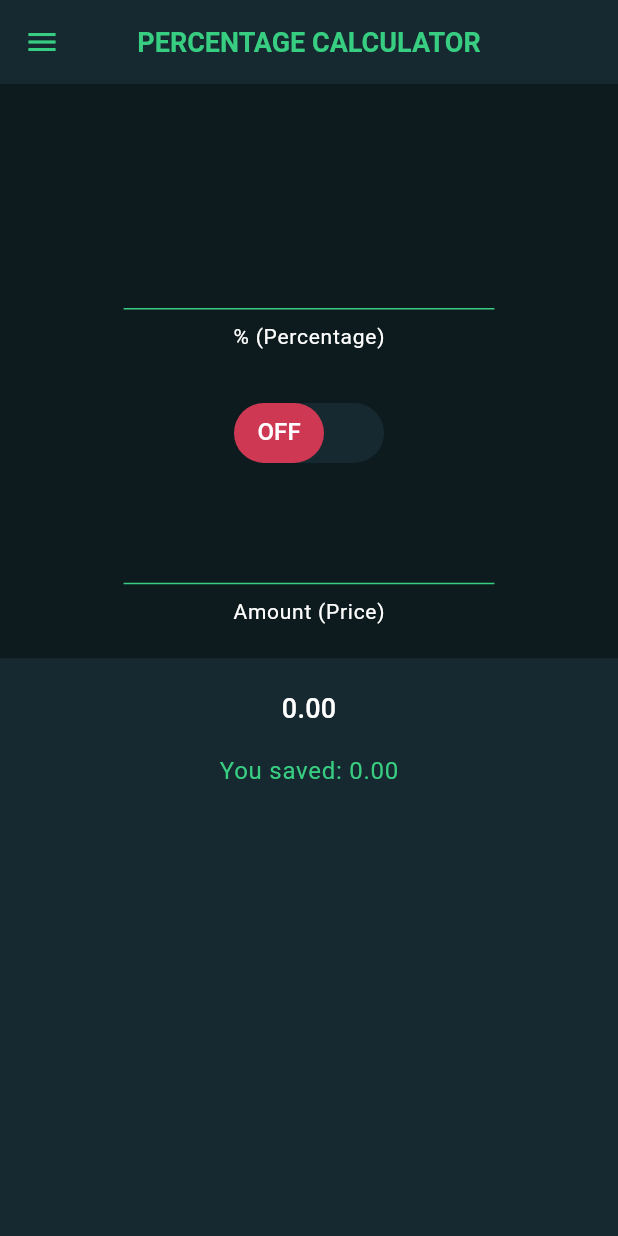
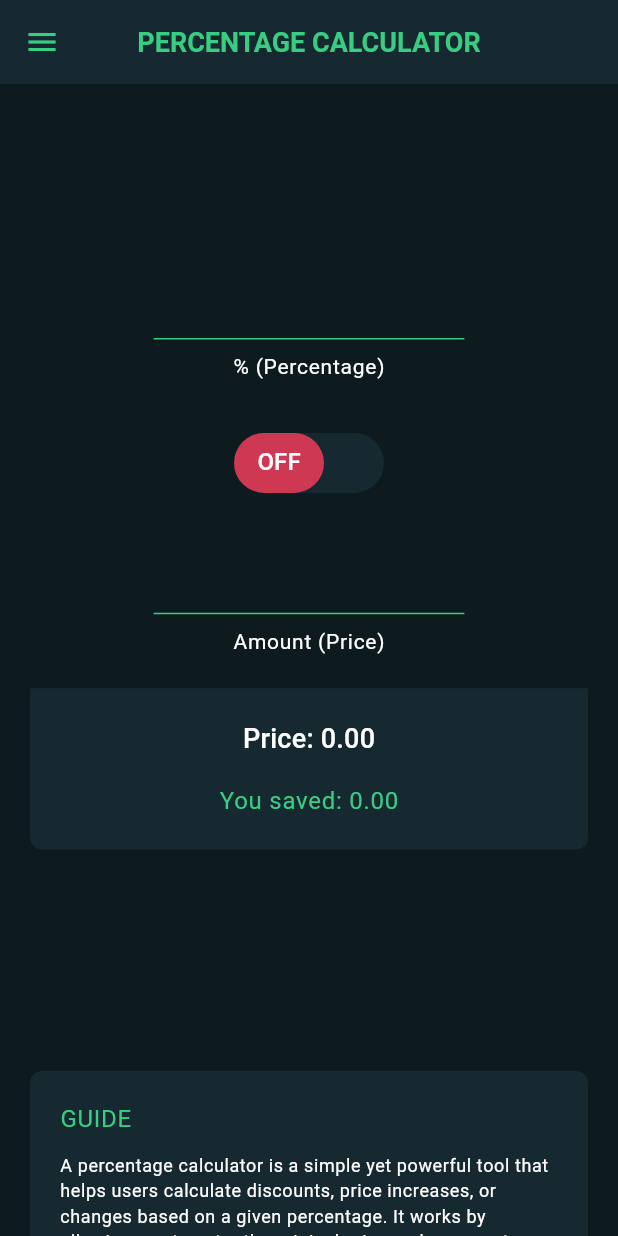
Before and after one commit to kei-2k3/tools-for-you, a Flutter app: the screen it shows after launch, on a phone screen of 412 x 824 dp. Run offline on Flutter 3.47's test engine with Material 3 defaults, Android fonts, the phone set to English and light mode, and no system bars; our stand-ins replace flutter_riverpod, gap, responsive_framework, riverpod_annotation; generated files the repository leaves out were written again.

Commit message:
Modified: percentage calculator desktop ui view.

```diff
--- a/lib/core/constant/app_string.dart
+++ b/lib/core/constant/app_string.dart
@@ -6,6 +6,26 @@ const String amount = 'Amount (Price)';
 const String youSaved = 'You saved: ';
 const String extraCost = 'Extra cost: ';
 const String toolverse = 'Toolverse';
+const String percentageCalculatorGuide = '''
+A percentage calculator is a simple yet powerful tool that helps users calculate discounts, price increases, or changes based on a given percentage. It works by allowing you to enter the original price and a percentage—either to subtract (percentage off) or to add (percentage on). The calculator then shows the final price after the change, how much money you saved if it's a discount, or how much extra you pay if it's an increase. It’s especially useful for shopping, budgeting, comparing sales, or managing price adjustments in business.
+
+How to Use:
+1. Enter the original price – the full price before discount or markup.
+
+2. Enter the percentage – this can be a discount (e.g., 20% off) or an increase (e.g., 15% on).
+
+3. Choose the mode – select whether you want to calculate a percentage off or on.
+
+4. View the result – the tool will display:
+
+Final price
+
+Amount saved (if discounted)
+
+Extra cost (if increased)
+
+This tool helps users save time, avoid manual errors, and make smart buying or selling decisions.
+''';
 
 /// BMI Calculator
 const String bmiCalculatorCap = 'BMI CALCULATOR';
--- a/lib/feature/percentage_calculator/presentation/ui/percentage_calculator_view.dart
+++ b/lib/feature/percentage_calculator/presentation/ui/percentage_calculator_view.dart
@@ -1,6 +1,7 @@
 import 'package:flutter/material.dart';
 import 'package:flutter_riverpod/flutter_riverpod.dart';
 import 'package:gap/gap.dart';
+import 'package:responsive_framework/responsive_framework.dart';
 import 'package:tools_for_you/core/constant/app_string.dart';
 import 'package:tools_for_you/core/theme/app_color.dart';
 import 'package:tools_for_you/core/utils/extensions/context_extension.dart';
@@ -47,10 +48,20 @@ class _PercentageCalculatorViewState
   @override
   Widget build(BuildContext context) {
     final result = ref.watch(discountCalculatorProvider);
+    final isMobile = ResponsiveBreakpoints.of(context).isMobile;
+
     return SingleChildScrollView(
+      scrollDirection: Axis.vertical,
+      child: Padding(
+        padding: const EdgeInsets.all(20.0),
         child: SizedBox(
           width: context.screenWidth,
-        height: context.screenHeight,
+          child: IntrinsicHeight(
+            child: isMobile
+                ? Column(
+                    spacing: 20,
+                    children: [
+                      Expanded(
                         child: Column(
                           crossAxisAlignment: CrossAxisAlignment.center,
                           children: [
@@ -59,6 +70,58 @@ class _PercentageCalculatorViewState
                             _buildResultSession(context, result)
                           ],
                         ),
+                      ),
+                      Expanded(child: _buildGuideBox(context))
+                    ],
+                  )
+                : Row(
+                    spacing: 20,
+                    crossAxisAlignment: CrossAxisAlignment.start,
+                    children: [
+                      Expanded(
+                        child: Column(
+                          crossAxisAlignment: CrossAxisAlignment.center,
+                          children: [
+                            Gap(context.screenHeight * 0.1),
+                            _buildCalculatingSession(context),
+                            _buildResultSession(context, result)
+                          ],
+                        ),
+                      ),
+                      Expanded(child: _buildGuideBox(context))
+                    ],
+                  ),
+          ),
+        ),
+      ),
+    );
+  }
+
+  Container _buildGuideBox(BuildContext context) {
+    return Container(
+      width: context.screenWidth,
+      padding: const EdgeInsets.all(20),
+      decoration: BoxDecoration(
+        borderRadius: BorderRadius.circular(8),
+        color: AppColor.kLessDarkBG,
+      ),
+      child: Column(
+        mainAxisSize: MainAxisSize.min,
+        crossAxisAlignment: CrossAxisAlignment.start,
+        spacing: 10,
+        children: [
+          Text(
+            guide,
+            style: Theme.of(context)
+                .textTheme
+                .bodyLarge
+                ?.copyWith(color: AppColor.kPrimary),
+          ),
+          Text(
+            percentageCalculatorGuide,
+            style: Theme.of(context).textTheme.bodySmall,
+          ),
+        ],
       ),
     );
   }
@@ -87,18 +150,24 @@ class _PercentageCalculatorViewState
     );
   }
 
-  Expanded _buildResultSession(
+  Container _buildResultSession(
       BuildContext context, DiscountResultModel result) {
     final isOn = ref.read(toggleProvider);
-    return Expanded(
-      child: Container(
+    return Container(
       width: context.screenWidth,
+      padding: const EdgeInsets.symmetric(vertical: 20),
+      decoration: BoxDecoration(
         color: AppColor.kLessDarkBG,
-        padding: const EdgeInsets.only(top: 20),
+        borderRadius: BorderRadius.only(
+          bottomLeft: Radius.circular(8),
+          bottomRight: Radius.circular(8),
+        ),
+      ),
       child: Column(
         spacing: context.screenHeight * 0.02,
+        crossAxisAlignment: CrossAxisAlignment.center,
         children: [
-            Text(result.finalPrice.toStringAsFixed(2),
+          Text("Price: ${result.finalPrice.toStringAsFixed(2)}",
               style: Theme.of(context).textTheme.titleMedium),
           RichText(
             text: TextSpan(
@@ -114,7 +183,6 @@ class _PercentageCalculatorViewState
           )
         ],
       ),
-      ),
     );
   }
 
```
Lines whose indentation alone changed are shown as unchanged.
